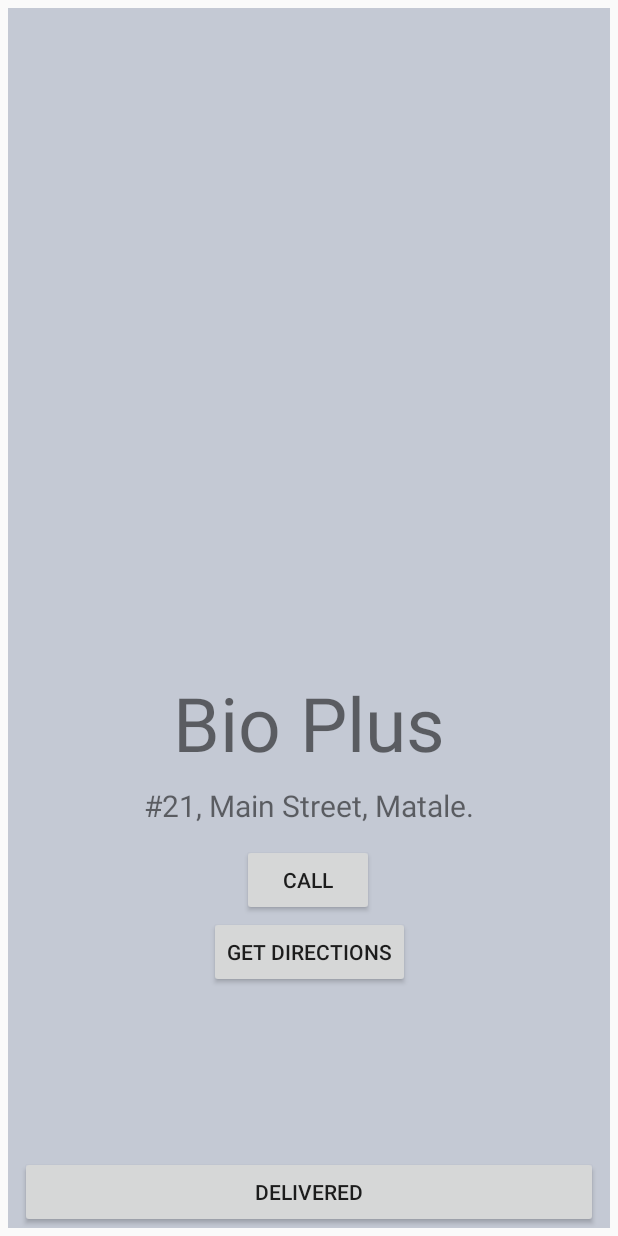
After one commit to hisni/Project_Surveil_App, an Android app: the Customer screen opened directly, with no data from a screen before it, on a phone screen of 412 x 824 dp. The commit adds this screen. Run offline under Robolectric (Android 15) with nearby library versions, the phone set to English and light mode, and no system bars.

Commit message:
Temporary UI updates

```diff
--- /dev/null
+++ b/app/src/main/java/com/aslam/co321_project/Customer.java
@@ -0,0 +1,63 @@
+package com.aslam.co321_project;
+
+import android.content.DialogInterface;
+import android.content.Intent;
+import android.net.Uri;
+import android.support.v7.app.AlertDialog;
+import android.support.v7.app.AppCompatActivity;
+import android.os.Bundle;
+import android.view.View;
+import android.widget.Button;
+import android.widget.TextView;
+
+public class Customer extends AppCompatActivity {
+
+
+    @Override
+    protected void onCreate(Bundle savedInstanceState) {
+        super.onCreate(savedInstanceState);
+        setContentView(R.layout.activity_customer);
+
+        Intent intent = getIntent();
+
+        final String name = intent.getStringExtra("name");
+        final String address = intent.getStringExtra("add");
+
+        final TextView tvName = findViewById(R.id.shopName);
+        final TextView tvAddress = findViewById(R.id.shopAddress);
+
+        final Button btnDeleverd = findViewById(R.id.button3);
+        final Button btnCall = findViewById(R.id.button);
+
+        btnCall.setOnClickListener(new View.OnClickListener() {
+            @Override
+            public void onClick(View v) {
+                Intent callIntent = new Intent(Intent.ACTION_CALL);
+                callIntent.setData(Uri.parse("tel:0766289828"));
+                startActivity(callIntent);
+            }
+        });
+
+        btnDeleverd.setOnClickListener(new View.OnClickListener() {
+            @Override
+            public void onClick(View v) {
+                AlertDialog.Builder builder = new AlertDialog.Builder(Customer.this);
+
+                builder.setMessage("Are you sure?")
+                        .setPositiveButton("Delete", new DialogInterface.OnClickListener() {
+                            @Override
+                            public void onClick(DialogInterface dialog, int which) {
+                                finish();
+                            }
+                        })
+                        .setNegativeButton("Cancel", null);
+
+                AlertDialog alert = builder.create();
+                alert.show();
+            }
+        });
+//
+//        tvName.setText(name);
+//        tvAddress.setText(address);
+    }
+}
--- /dev/null
+++ b/app/src/main/res/drawable/img.xml
@@ -0,0 +1,6 @@
+<?xml version="1.0" encoding="utf-8"?>
+<layer-list xmlns:android="http://schemas.android.com/apk/res/android">
+
+    <item android:drawable="@drawable/ic_menu_manage"/>
+    <item android:drawable="@drawable/circle"></item>
+</layer-list>
--- /dev/null
+++ b/app/src/main/res/layout-land/activity_customer.xml
@@ -0,0 +1,81 @@
+<?xml version="1.0" encoding="utf-8"?>
+<android.support.constraint.ConstraintLayout xmlns:android="http://schemas.android.com/apk/res/android"
+    xmlns:app="http://schemas.android.com/apk/res-auto"
+    xmlns:tools="http://schemas.android.com/tools"
+    android:layout_width="match_parent"
+    android:layout_height="match_parent"
+    android:layout_margin="30dp"
+    android:orientation="vertical"
+    tools:context=".Customer"
+    android:background="@color/whiteHash">
+
+    <TextView
+        android:id="@+id/shopName"
+        android:layout_width="wrap_content"
+        android:layout_height="wrap_content"
+        android:layout_marginStart="8dp"
+        android:layout_marginTop="301dp"
+        android:layout_marginEnd="8dp"
+        android:layout_marginBottom="8dp"
+        android:layout_weight="1"
+        android:text="Bio Plus"
+        android:textSize="50dp"
+        app:layout_constraintBottom_toTopOf="@+id/shopAddress"
+        app:layout_constraintEnd_toEndOf="parent"
+        app:layout_constraintStart_toStartOf="parent"
+        app:layout_constraintTop_toTopOf="parent"
+        app:layout_constraintVertical_bias="1.0" />
+
+    <TextView
+        android:id="@+id/shopAddress"
+        android:layout_width="wrap_content"
+        android:layout_height="wrap_content"
+        android:layout_marginStart="8dp"
+        android:layout_marginEnd="8dp"
+        android:layout_marginBottom="12dp"
+        android:layout_weight="1"
+        android:text="#21, Main Street, Matale."
+        android:textSize="20dp"
+        app:layout_constraintBottom_toTopOf="@+id/button"
+        app:layout_constraintEnd_toEndOf="parent"
+        app:layout_constraintStart_toStartOf="parent" />
+
+
+    <Button
+        android:id="@+id/button"
+        android:layout_width="wrap_content"
+        android:layout_height="wrap_content"
+        android:layout_marginStart="8dp"
+        android:layout_marginEnd="8dp"
+        android:layout_weight="1"
+        android:text="Call"
+        app:layout_constraintBottom_toTopOf="@+id/button2"
+        app:layout_constraintEnd_toEndOf="parent"
+        app:layout_constraintHorizontal_bias="0.497"
+        app:layout_constraintStart_toStartOf="parent" />
+
+    <Button
+        android:id="@+id/button2"
+        android:layout_width="wrap_content"
+        android:layout_height="wrap_content"
+        android:layout_marginStart="8dp"
+        android:layout_marginEnd="8dp"
+        android:layout_marginBottom="112dp"
+        android:layout_weight="1"
+        android:text="Get Directions"
+        app:layout_constraintBottom_toTopOf="@+id/button3"
+        app:layout_constraintEnd_toEndOf="parent"
+        app:layout_constraintStart_toStartOf="parent" />
+
+    <Button
+        android:id="@+id/button3"
+        android:layout_width="match_parent"
+        android:layout_height="wrap_content"
+        android:layout_marginStart="8dp"
+        android:layout_marginEnd="8dp"
+        android:layout_weight="1"
+        android:text="Delivered"
+        app:layout_constraintBottom_toBottomOf="parent"
+        app:layout_constraintEnd_toEndOf="parent"
+        app:layout_constraintStart_toStartOf="parent" />
+</android.support.constraint.ConstraintLayout>
--- /dev/null
+++ b/app/src/main/res/layout/activity_customer.xml
@@ -0,0 +1,81 @@
+<?xml version="1.0" encoding="utf-8"?>
+<android.support.constraint.ConstraintLayout xmlns:android="http://schemas.android.com/apk/res/android"
+    xmlns:app="http://schemas.android.com/apk/res-auto"
+    xmlns:tools="http://schemas.android.com/tools"
+    android:layout_width="match_parent"
+    android:layout_height="match_parent"
+    android:layout_margin="5dp"
+    android:orientation="vertical"
+    tools:context=".Customer"
+    android:background="@color/whiteHash">
+
+    <TextView
+        android:id="@+id/shopName"
+        android:layout_width="wrap_content"
+        android:layout_height="wrap_content"
+        android:layout_marginStart="8dp"
+        android:layout_marginTop="301dp"
+        android:layout_marginEnd="8dp"
+        android:layout_marginBottom="8dp"
+        android:layout_weight="1"
+        android:text="Bio Plus"
+        android:textSize="50dp"
+        app:layout_constraintBottom_toTopOf="@+id/shopAddress"
+        app:layout_constraintEnd_toEndOf="parent"
+        app:layout_constraintStart_toStartOf="parent"
+        app:layout_constraintTop_toTopOf="parent"
+        app:layout_constraintVertical_bias="1.0" />
+
+    <TextView
+        android:id="@+id/shopAddress"
+        android:layout_width="wrap_content"
+        android:layout_height="wrap_content"
+        android:layout_marginStart="8dp"
+        android:layout_marginEnd="8dp"
+        android:layout_marginBottom="12dp"
+        android:layout_weight="1"
+        android:text="#21, Main Street, Matale."
+        android:textSize="20dp"
+        app:layout_constraintBottom_toTopOf="@+id/button"
+        app:layout_constraintEnd_toEndOf="parent"
+        app:layout_constraintStart_toStartOf="parent" />
+
+
+    <Button
+        android:id="@+id/button"
+        android:layout_width="wrap_content"
+        android:layout_height="wrap_content"
+        android:layout_marginStart="8dp"
+        android:layout_marginEnd="8dp"
+        android:layout_weight="1"
+        android:text="Call"
+        app:layout_constraintBottom_toTopOf="@+id/button2"
+        app:layout_constraintEnd_toEndOf="parent"
+        app:layout_constraintHorizontal_bias="0.497"
+        app:layout_constraintStart_toStartOf="parent" />
+
+    <Button
+        android:id="@+id/button2"
+        android:layout_width="wrap_content"
+        android:layout_height="wrap_content"
+        android:layout_marginStart="8dp"
+        android:layout_marginEnd="8dp"
+        android:layout_marginBottom="112dp"
+        android:layout_weight="1"
+        android:text="Get Directions"
+        app:layout_constraintBottom_toTopOf="@+id/button3"
+        app:layout_constraintEnd_toEndOf="parent"
+        app:layout_constraintStart_toStartOf="parent" />
+
+    <Button
+        android:id="@+id/button3"
+        android:layout_width="match_parent"
+        android:layout_height="wrap_content"
+        android:layout_marginStart="8dp"
+        android:layout_marginEnd="8dp"
+        android:layout_weight="1"
+        android:text="Delivered"
+        app:layout_constraintBottom_toBottomOf="parent"
+        app:layout_constraintEnd_toEndOf="parent"
+        app:layout_constraintStart_toStartOf="parent" />
+</android.support.constraint.ConstraintLayout>
--- a/build.gradle
+++ b/build.gradle
@@ -8,7 +8,6 @@ buildscript {
     }
     dependencies {
         classpath 'com.android.tools.build:gradle:3.4.0'
-
         // NOTE: Do not place your application dependencies here; they belong
         // in the individual module build.gradle files
     }
```
Also changed, not shown: app/src/main/AndroidManifest.xml (+12 -9 lines), app/src/main/java/com/aslam/co321_project/Driver_Home.java (+33 -3 lines), app/src/main/java/com/aslam/co321_project/Driver_Messages.java (added, +27 -0 lines), app/src/main/java/com/aslam/co321_project/data/LoginDataSource.java (+15 -5 lines), app/src/main/res/drawable/circle.xml (added, +12 -0 lines), app/src/main/res/layout/activity_driver__home.xml (+33 -8 lines), app/src/main/res/layout/activity_driver__messages.xml (added, +36 -0 lines), app/src/main/res/layout/activity_login.xml (+16 -14 lines), app/src/main/res/layout/content_driver__home.xml (+5 -3 lines), app/src/main/res/menu/menu.xml (added, +10 -0 lines), app/src/main/res/values/colors.xml (+6 -1 lines), app/build.gradle (line endings or trailing spaces).
